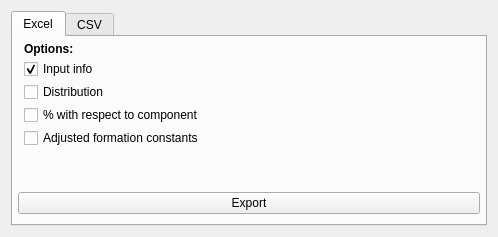
Kastakin/PyES, file src/main/python/ui/PyES4_dataExport.ui: the form before one commit.
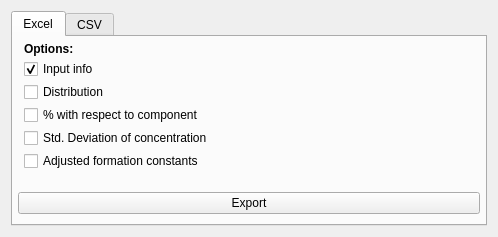
The form after the commit. Icons and pictures are not drawn.

Commit message: Export for errors (not working with betas)

What changed in the file:
```diff
--- a/src/main/python/ui/PyES4_dataExport.ui
+++ b/src/main/python/ui/PyES4_dataExport.ui
@@ -16,12 +16,6 @@
     <height>237</height>
    </size>
   </property>
-  <property name="maximumSize">
-   <size>
-    <width>498</width>
-    <height>237</height>
-   </size>
-  </property>
   <property name="windowTitle">
    <string>Export Results</string>
   </property>
@@ -137,7 +131,7 @@
                </property>
               </widget>
              </item>
-             <item row="4" column="0">
+             <item row="5" column="0">
               <widget class="QCheckBox" name="adjlogb_check_excel">
                <property name="text">
                 <string>Adjusted formation constants</string>
@@ -151,6 +145,13 @@
                </property>
               </widget>
              </item>
+             <item row="4" column="0">
+              <widget class="QCheckBox" name="errors_check_excel">
+               <property name="text">
+                <string>Std. Deviation of concentration</string>
+               </property>
+              </widget>
+             </item>
             </layout>
            </widget>
           </item>
```
Left out of the diff: 9 changed lines with no effect on the pictures. The commit also changes 4 other files.
